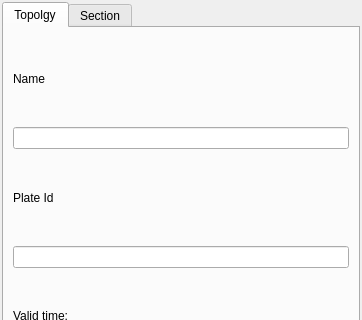
GPlates/GPlates, file src/qt-widgets/TopologyToolsWidgetUi.ui: the form before one commit; both pictures show x 0 to 362 and y 0 to 320 of the 362 by 573 pixel window.
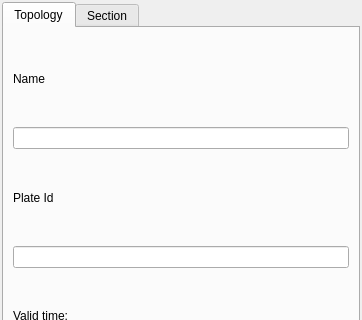
The form after the commit. The open tabs and pages were chosen to show the change.

Commit message: (trunk) Fixed typo in task panel.

The edit to the form file:
```diff
--- a/src/qt-widgets/TopologyToolsWidgetUi.ui
+++ b/src/qt-widgets/TopologyToolsWidgetUi.ui
@@ -35,7 +35,7 @@
      </property>
      <widget class="QWidget" name="tab_topology" >
       <attribute name="title" >
-       <string>Topolgy</string>
+       <string>Topology</string>
       </attribute>
       <layout class="QVBoxLayout" >
        <item>
```
Left out of the diff: 42 changed lines with no effect on the pictures.
